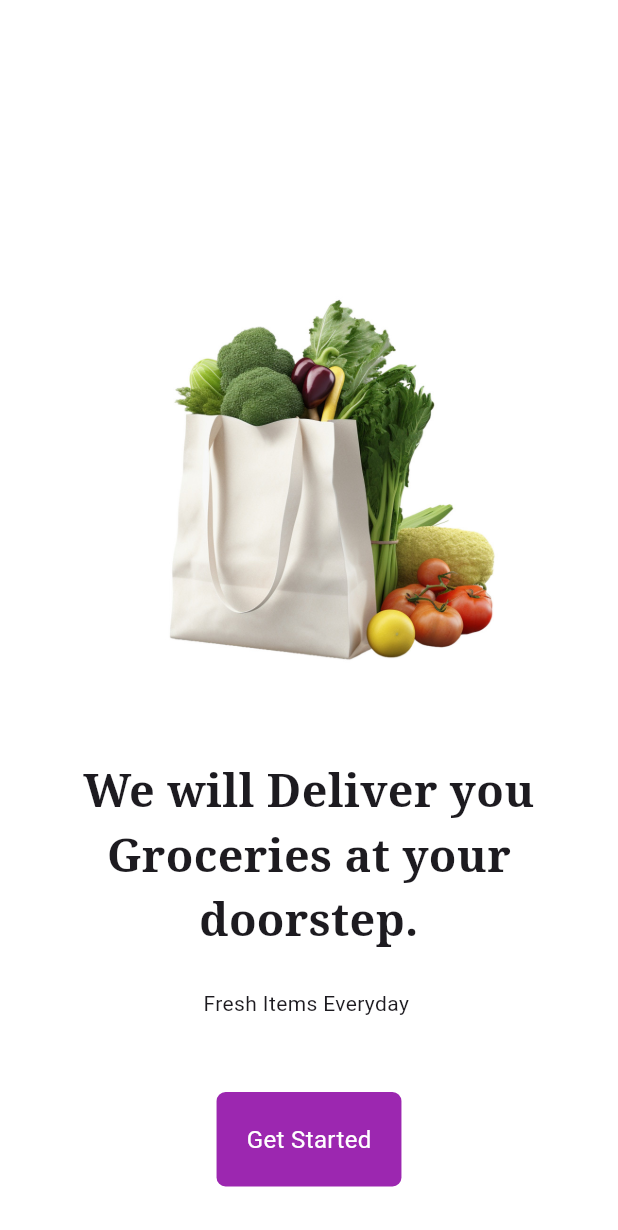
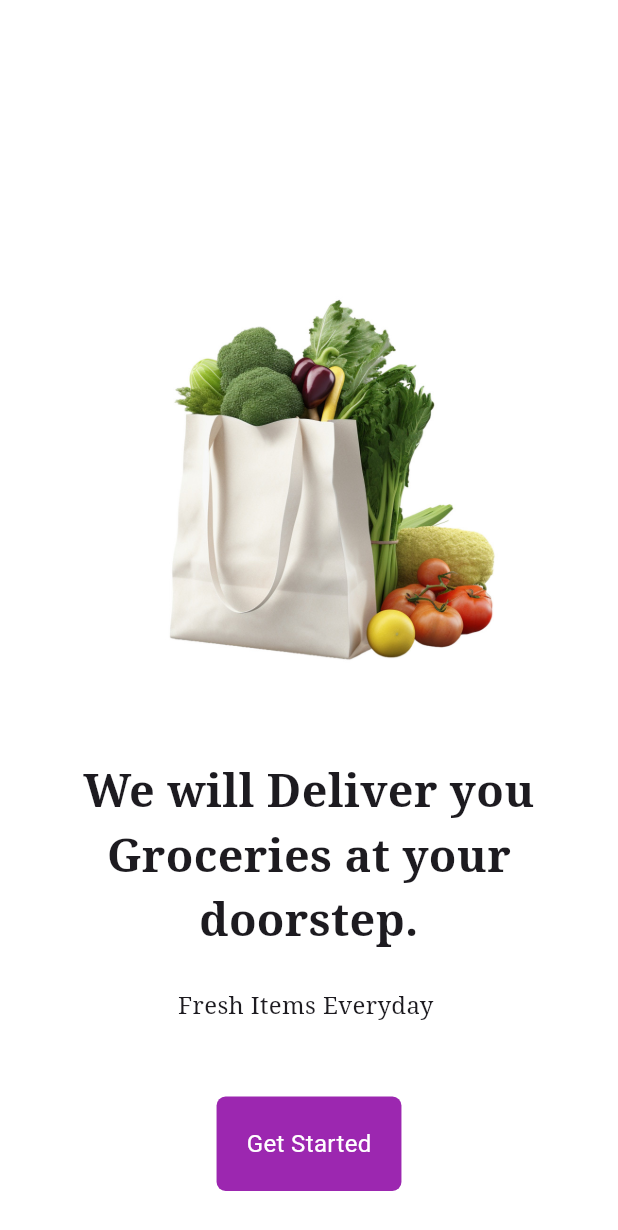
Before and after one commit to IamaAB/Grocery_App, a Flutter app: the screen it shows after launch, on a phone screen of 412 x 824 dp. Shown: the top 1230 px of the screen. Run offline on Flutter 3.47's test engine with Material 3 defaults, Android fonts, the light colour scheme and no system bars.

Commit message:
list added

```diff
--- a/lib/model/cart.dart
+++ b/lib/model/cart.dart
@@ -15,6 +15,10 @@ final List _shopitems= [
   ['Water', "3.00", "lib/images/water.png", Colors.blue],
   ['Chicken', "10.00", "lib/images/chicken.png", Colors.brown],
   ['Banana', "7.00", "lib/images/banana.png", Colors.yellow],
+  ['Banana', "7.00", "lib/images/banana.png", Colors.yellow],
+  ['Banana', "7.00", "lib/images/banana.png", Colors.yellow],
+
+
 
 ];
 List _cartitems=[];
--- a/lib/pages/intro_page.dart
+++ b/lib/pages/intro_page.dart
@@ -33,7 +33,12 @@ class Intro_page extends StatelessWidget {
                 ,),
             ),
             // Spacer()
-            Text("Fresh Items Everyday "),
+            Text("Fresh Items Everyday ",
+            style: TextStyle(
+              fontFamily: 'NotoSerif',
+              fontSize: 16
+            ),
+            ),
             Padding(
               padding: const EdgeInsets.only(top: 49.0),
               child: GestureDetector(
```
Also changed, not shown: 2 other files.
